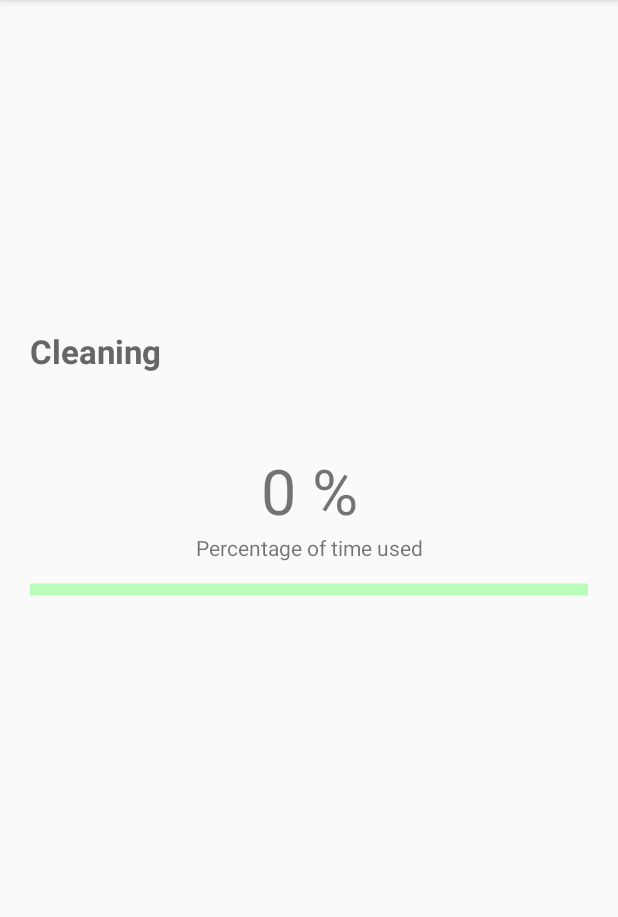
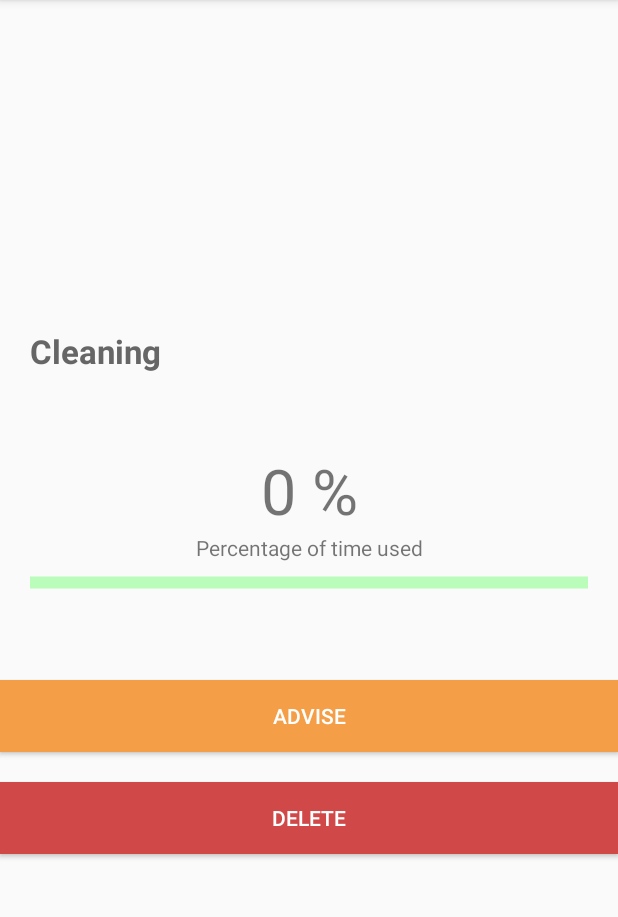
Before and after one commit to hpiso/zyla, an Android app: the ShowTaskActivity screen opened directly, with no data from a screen before it, on a phone screen of 412 x 824 dp, the part 84-1001 px from its top. Run offline under Robolectric (Android 15) with nearby library versions, the phone set to English and light mode, and no system bars; 6 statements that could not run were skipped.

Commit message:
add advise and delete btn on show task

```diff
--- a/app/src/main/AndroidManifest.xml
+++ b/app/src/main/AndroidManifest.xml
@@ -48,7 +48,11 @@
             android:name=".activities.MapsActivity"
             android:label="@string/title_activity_maps" />
         <activity android:name=".activities.SportAdivseActivity" />
-        <activity android:name=".activities.ScoreActivity"></activity>
+        <activity android:name=".activities.ScoreActivity"></activity><!-- ATTENTION: This was auto-generated to add Google Play services to your project for
+     App Indexing.  See https://g.co/AppIndexing/AndroidStudio for more information. -->
+        <meta-data
+            android:name="com.google.android.gms.version"
+            android:value="@integer/google_play_services_version" />
     </application>
 
 </manifest>
--- a/app/src/main/java/app/zyla/activities/ShowTaskActivity.java
+++ b/app/src/main/java/app/zyla/activities/ShowTaskActivity.java
@@ -5,13 +5,18 @@ import android.content.Intent;
 import android.graphics.Color;
 import android.graphics.PorterDuff;
 import android.graphics.drawable.Drawable;
+import android.net.Uri;
+import android.support.v4.app.FragmentTransaction;
 import android.support.v7.app.AppCompatActivity;
 import android.os.Bundle;
+import android.view.View;
+import android.widget.Button;
 import android.widget.CompoundButton;
 import android.widget.LinearLayout;
 import android.widget.ProgressBar;
 import android.widget.Switch;
 import android.widget.TextView;
+import android.widget.Toast;
 
 import java.text.ParseException;
 import java.text.SimpleDateFormat;
@@ -20,33 +25,36 @@ import java.util.Locale;
 
 import app.zyla.R;
 import app.zyla.Service.Helper;
+import app.zyla.database.DatabaseHandler;
 import app.zyla.listener.isDoneEventListener;
 import app.zyla.models.Task;
 
 public class ShowTaskActivity extends AppCompatActivity {
 
     private Drawable bg;
+    private ShowTaskActivity showTaskActivity = this;
+    private Intent intent;
 
     @Override
     protected void onCreate(Bundle savedInstanceState) {
         super.onCreate(savedInstanceState);
-        Task task = (Task) getIntent().getSerializableExtra("taskToShow");
+        final Task task = (Task) getIntent().getSerializableExtra("taskToShow");
         setContentView(R.layout.show_task);
 
         LinearLayout layout = (LinearLayout) findViewById(R.id.layout_bg);
 
         switch (task.getCategory()) {
             case "Sport":
-                bg = getResources().getDrawable( R.drawable.bg_sport);
+                bg = getResources().getDrawable(R.drawable.bg_sport);
                 break;
             case "Study":
-                bg = getResources().getDrawable( R.drawable.bg_study);
+                bg = getResources().getDrawable(R.drawable.bg_study);
                 break;
             case "Cleaning":
-                bg = getResources().getDrawable( R.drawable.bg_cleaning);
+                bg = getResources().getDrawable(R.drawable.bg_cleaning);
                 break;
             case "Grocery":
-                bg = getResources().getDrawable( R.drawable.bg_grocery);
+                bg = getResources().getDrawable(R.drawable.bg_grocery);
                 break;
         }
 
@@ -70,6 +78,52 @@ public class ShowTaskActivity extends AppCompatActivity {
         TextView taskEvolution = (TextView) findViewById(R.id.task_evolution);
         taskEvolution.setText(evolutionInPercentage + " %");
         pb.setProgress(evolutionInPercentage);
+
+        Button adviseBtn = (Button) findViewById(R.id.advise_btn);
+
+        switch (task.getCategory()) {
+            case "Cleaning":
+                adviseBtn.setVisibility(View.GONE);
+                break;
+            case "Study":
+                adviseBtn.setVisibility(View.GONE);
+                break;
+        }
+
+        adviseBtn.setOnClickListener(new View.OnClickListener() {
+
+            @Override
+            public void onClick(View v) {
+
+                switch (task.getCategory()) {
+                    case "Sport":
+                        intent = new Intent(showTaskActivity, SportAdivseActivity.class);
+                        break;
+                    case "Grocery":
+                        intent = new Intent(showTaskActivity, MapsActivity.class);
+                        break;
+                }
+
+                showTaskActivity.startActivity(intent);
+            }
+        });
+
+
+        Button deleteBtn = (Button) findViewById(R.id.delete_btn);
+        deleteBtn.setOnClickListener(new View.OnClickListener() {
+            @Override
+            public void onClick(View v) {
+                DatabaseHandler db = new DatabaseHandler(showTaskActivity);
+                db.deleteTask(task);
+
+                intent = new Intent(showTaskActivity, MainActivity.class);
+                showTaskActivity.startActivity(intent);
+
+                Toast toast = Toast.makeText(showTaskActivity, "Task deleted", Toast.LENGTH_LONG);
+                toast.show();
+            }
+        });
+
     }
 
 }
--- a/app/src/main/res/layout/show_task.xml
+++ b/app/src/main/res/layout/show_task.xml
@@ -65,7 +65,25 @@
                 android:paddingRight="20dp"
                 android:elevation="20dp"
                 android:layout_weight="0.06"
-                android:scaleY="2" />
+                android:scaleY="2"
+                android:layout_marginBottom="50dp" />
+
+            <Button
+                android:text="Advise"
+                android:layout_width="match_parent"
+                android:layout_height="wrap_content"
+                android:id="@+id/advise_btn"
+                android:textColor="#fff"
+                android:background="@color/orangeColor"
+                android:layout_marginBottom="20dp" />
+
+            <Button
+                android:text="Delete"
+                android:layout_width="match_parent"
+                android:layout_height="wrap_content"
+                android:id="@+id/delete_btn"
+                android:background="@color/redColor"
+                android:textColor="#fff" />
         </LinearLayout>
 
     </LinearLayout>
```
